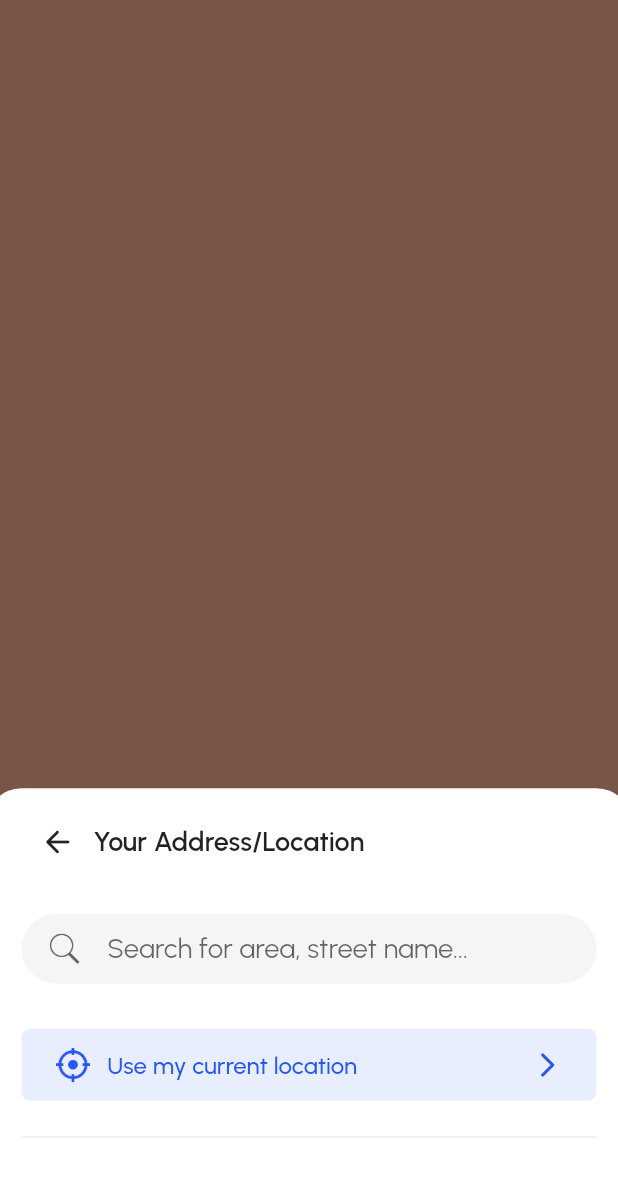
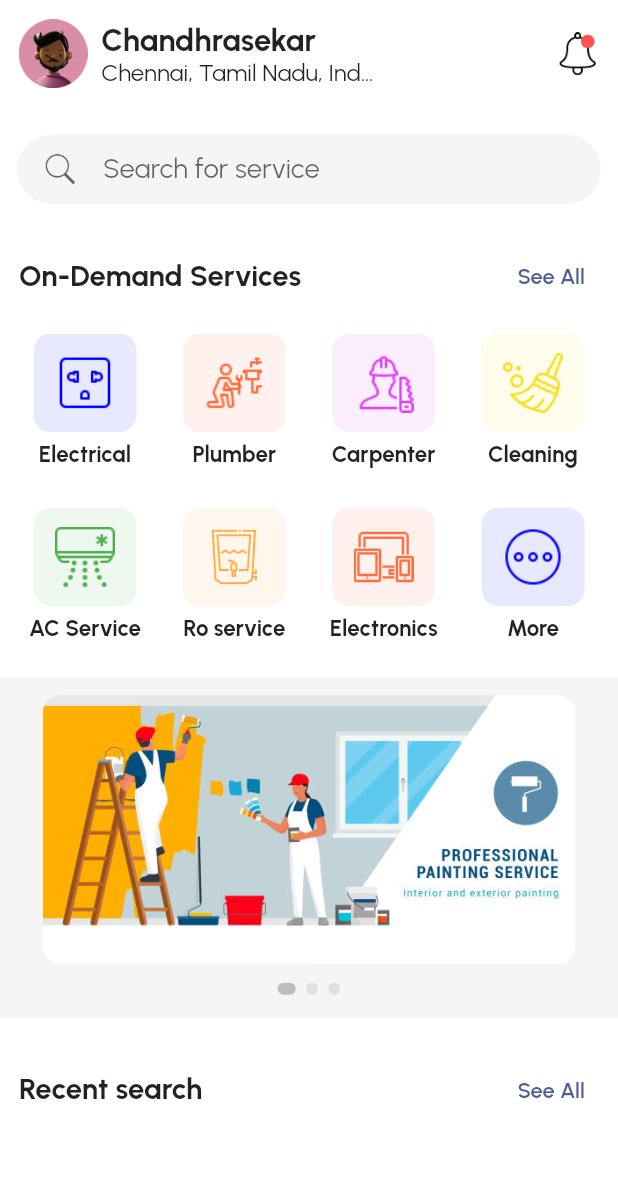
Before and after one commit to Sundhar22/UserApp, a Flutter app: the screen it shows after launch, on a phone screen of 412 x 824 dp. Shown: the top 1177 px of the screen. Run offline on Flutter 3.47's test engine with Material 2 defaults, Android fonts, the phone set to English and light mode, and no system bars; drawn by our look-alikes of carousel_slider, dots_indicator; our stand-ins replace flutter_screenutil.

Commit message:
home ui part 1

```diff
--- /dev/null
+++ b/lib/features/home/home.dart
@@ -0,0 +1,108 @@
+import 'package:carousel_slider/carousel_slider.dart';
+import 'package:dots_indicator/dots_indicator.dart';
+import 'package:flutter/material.dart';
+import 'package:flutter_screenutil/flutter_screenutil.dart';
+import 'package:user_app/features/userLocation/user_choice/widgets/user_choice_widgets.dart';
+
+import 'widgets/home_widgets.dart';
+import 'widgets/more_service.dart';
+
+class HomePage extends StatefulWidget {
+  const HomePage({super.key});
+
+  @override
+  State<HomePage> createState() => _HomePageState();
+}
+
+class _HomePageState extends State<HomePage> {
+  @override
+  Widget build(BuildContext context) {
+    List<Widget> services = [
+      serviceCard(
+        img: "plug-socket-50.png",
+        title: "Electrical ",
+        onTap: () {},
+        color: const Color.fromARGB(255, 0, 0, 255),
+      ),
+      serviceCard(
+        img: "plumber-50.png",
+        title: "Plumber",
+        onTap: () {},
+        color: Colors.deepOrangeAccent,
+      ),
+      serviceCard(
+        img: "carpenter-50.png",
+        title: "Carpenter",
+        color: Colors.purpleAccent,
+        onTap: () {},
+      ),
+      serviceCard(
+        img: "broom-50.png",
+        title: "Cleaning",
+        onTap: () {},
+        color: const Color.fromARGB(255, 245, 223, 24),
+      ),
+      serviceCard(
+        img: "air-conditioner-50.png",
+        title: "AC Service",
+        color: Colors.green,
+        onTap: () {},
+      ),
+      serviceCard(
+        img: "water.png",
+        title: "Ro service",
+        color: Colors.orangeAccent,
+        onTap: () {},
+      ),
+      serviceCard(
+        img: "electronics-50.png",
+        title: "Electronics",
+        color: Colors.deepOrangeAccent,
+        onTap: () {},
+      ),
+      serviceCard(
+        img: "more-50.png",
+        title: "More",
+        color: const Color.fromARGB(255, 0, 0, 255),
+        onTap: () => Navigator.push(
+            context, MaterialPageRoute(builder: (context) => MoreService())),
+      ),
+    ];
+    return Scaffold(
+        backgroundColor: Colors.white,
+        body: SafeArea(
+          child: Column(
+            crossAxisAlignment: CrossAxisAlignment.start,
+            children: [
+              Padding(
+                padding:
+                    EdgeInsets.symmetric(horizontal: 11.0.w, vertical: 10.h),
+                child: homeAppBar(),
+              ),
+              Padding(
+                padding: EdgeInsets.only(
+                    top: 15.h, bottom: 10.h, left: 10.w, right: 10.w),
+                child: searchBar("Search for service", (val) {}, () {}),
+              ),
+              Padding(
+                padding:
+                    EdgeInsets.symmetric(horizontal: 11.0.w, vertical: 10.h),
+                child: headline("On-Demand Services", () {}),
+              ),
+              Padding(
+                padding:
+                    EdgeInsets.symmetric(horizontal: 11.0.w, vertical: 2.h),
+                child: serviceCardWidget(services, 180.h),
+              ),
+              // offer banner
+              offerBannerCarousel(),
+              Padding(
+                padding:
+                    EdgeInsets.symmetric(horizontal: 11.0.w, vertical: 10.h),
+                child: headline("Recent search", () {}),
+              ),
+            ],
+          ),
+        ));
+  }
+}
--- /dev/null
+++ b/lib/features/home/widgets/home_widgets.dart
@@ -0,0 +1,200 @@
+import 'package:carousel_slider/carousel_options.dart';
+import 'package:carousel_slider/carousel_slider.dart';
+import 'package:dots_indicator/dots_indicator.dart';
+import 'package:flutter/material.dart';
+import 'package:flutter_screenutil/flutter_screenutil.dart';
+
+Row homeAppBar() {
+  return Row(
+    mainAxisAlignment: MainAxisAlignment.spaceBetween,
+    crossAxisAlignment: CrossAxisAlignment.center,
+    children: [
+      SizedBox(
+        width: 208.w,
+        child: Row(
+          mainAxisAlignment: MainAxisAlignment.spaceBetween,
+          children: [
+            Container(
+              height: 40.h,
+              width: 40.w,
+              decoration: const BoxDecoration(
+                shape: BoxShape.circle,
+              ),
+              child: Image.asset("assets/img/user.png"),
+            ),
+            Column(
+              crossAxisAlignment: CrossAxisAlignment.start,
+              children: [
+                Text(
+                  "Chandhrasekar",
+                  style: TextStyle(
+                    fontWeight: FontWeight.w700,
+                    fontSize: 18.sp,
+                  ),
+                ),
+                SizedBox(
+                  width: 160.w,
+                  child: Text(
+                    "Chennai, Tamil Nadu, India,",
+                    overflow: TextOverflow.ellipsis,
+                    style: TextStyle(
+                      fontWeight: FontWeight.w400,
+                      fontSize: 14.sp,
+                    ),
+                  ),
+                )
+              ],
+            )
+          ],
+        ),
+      ),
+      GestureDetector(
+        onTap: () {},
+        child: Stack(
+          children: [
+            Image.asset(
+              'assets/icons/notification-50.png',
+              height: 25.h,
+              width: 25.w,
+            ),
+            Positioned(
+              top: 2,
+              right: 3,
+              child: Container(
+                height: 8.h,
+                width: 8.w,
+                decoration: const BoxDecoration(
+                  color: Colors.redAccent,
+                  shape: BoxShape.circle,
+                ),
+              ),
+            )
+          ],
+        ),
+      )
+    ],
+  );
+}
+
+Container offerCard(
+  String img,
+) {
+  return Container(
+    margin: EdgeInsets.symmetric(horizontal: 15.w),
+    height: 150.h,
+    width: double.infinity,
+    decoration: BoxDecoration(
+      borderRadius: BorderRadius.all(
+        Radius.circular(10.r),
+      ),
+      image: DecorationImage(
+        image: AssetImage("assets/img/$img"),
+        fit: BoxFit.cover,
+      ),
+    ),
+  );
+}
+
+serviceCardWidget(List<Widget> serviceList, double height) {
+  return SizedBox(
+    height: height,
+    child: GridView.count(
+      crossAxisCount: 4,
+      crossAxisSpacing: 10.w,
+      mainAxisSpacing: 5.h,
+      childAspectRatio: height == 350.h ? .75 : .8,
+      children: serviceList,
+    ),
+  );
+}
+
+serviceCard(
+    {required String img,
+    required String title,
+    required Function() onTap,
+    required Color color}) {
+  return GestureDetector(
+    onTap: onTap,
+    child: Column(
+      children: [
+        Container(
+          height: 55.h,
+          width: 60.w,
+          decoration: BoxDecoration(
+            color: color.withOpacity(.09),
+            borderRadius: BorderRadius.circular(10.r),
+          ),
+          child: Center(
+            child: Image.asset(
+              "assets/icons/$img",
+              height: 35.h,
+              width: 35.w,
+              fit: BoxFit.contain,
+              color: color,
+            ),
+          ),
+        ),
+        SizedBox(height: 5.h),
+        SizedBox(
+          width: 70.w,
+          child: Text(
+            title,
+            textAlign: TextAlign.center,
+            style: TextStyle(
+              fontSize: 13.sp,
+              fontWeight: FontWeight.w700,
+            ),
+          ),
+        ),
+      ],
+    ),
+  );
+}
+
+Container offerBannerCarousel() {
+  return Container(
+    height: 190.h,
+    margin: EdgeInsets.symmetric(vertical: 10.h),
+    padding: EdgeInsets.symmetric(horizontal: 10.w, vertical: 10.h),
+    decoration: BoxDecoration(color: Colors.grey.withOpacity(.1)),
+
+    //  carousel poster
+    child: Column(
+      mainAxisAlignment: MainAxisAlignment.spaceBetween,
+      children: [
+        CarouselSlider(
+          options: CarouselOptions(
+            height: 150.h,
+            viewportFraction: 1,
+            autoPlay: true,
+            autoPlayInterval: const Duration(seconds: 3),
+            autoPlayAnimationDuration: const Duration(milliseconds: 800),
+            autoPlayCurve: Curves.fastOutSlowIn,
+            pauseAutoPlayOnTouch: true,
+            aspectRatio: 2.0,
+            onPageChanged: (index, reason) {},
+          ),
+          items: [
+            offerCard("painting_offer.jpg"),
+            offerCard("cleaning.jpg"),
+            offerCard("cleaning.jpg"),
+          ],
+        ),
+        DotsIndicator(
+          dotsCount: 3,
+          position: 0,
+          decorator: DotsDecorator(
+            spacing: EdgeInsets.all(3.0.w),
+            color: Colors.grey.shade300,
+            activeColor: Colors.grey.shade400,
+            size: const Size.square(8.0),
+            activeSize: const Size(12.0, 8.0),
+            activeShape: RoundedRectangleBorder(
+              borderRadius: BorderRadius.circular(5.0),
+            ),
+          ),
+        )
+      ],
+    ),
+  );
+}
--- a/lib/interface/userLocation/user_choice/widgets/user_choice_widgets.dart
+++ b/lib/features/userLocation/user_choice/widgets/user_choice_widgets.dart
@@ -16,8 +16,40 @@ Container innerContainerWidget() {
     ),
     child: Column(
       mainAxisAlignment: MainAxisAlignment.spaceBetween,
-      children: [searchBar(), currentLocation()],
+      children: [
+        searchBar("Search for area, street name...", (String val) {}, () {}),
+        currentLocation()
+      ],
     ),
+  );
+}
+
+Row headline(String headline, void Function() onTap) {
+  return Row(
+    mainAxisAlignment: MainAxisAlignment.spaceBetween,
+    children: [
+      Text(
+        headline,
+        style: TextStyle(
+          fontSize: 17.sp,
+          fontWeight: FontWeight.w700,
+        ),
+      ),
+      TextButton(
+        onPressed: onTap,
+        style: TextButton.styleFrom(
+          padding: EdgeInsets.zero,
+          splashFactory: NoSplash.splashFactory,
+        ),
+        child: const Text(
+          "See All",
+          style: TextStyle(
+            fontSize: 14.5,
+            fontWeight: FontWeight.w600,
+          ),
+        ),
+      ),
+    ],
   );
 }
 
@@ -73,10 +105,12 @@ GestureDetector currentLocation() {
   );
 }
 
-Widget searchBar() {
+Widget searchBar(String hintText, Function(String val) onChanged, void Function() onTap) {
   return SizedBox(
     height: 39.h,
     child: SearchBar(
+      onTap: onTap,
+      onChanged: onChanged,
       textStyle: MaterialStatePropertyAll(
         TextStyle(
           fontSize: 16.sp,
@@ -86,7 +120,7 @@ Widget searchBar() {
       ),
       elevation: const MaterialStatePropertyAll(0),
       backgroundColor: MaterialStatePropertyAll(Colors.grey.shade100),
-      hintText: "Search for area, street name...",
+      hintText: hintText,
       hintStyle: MaterialStatePropertyAll(
         TextStyle(
           fontSize: 16.sp,
--- a/lib/interface/userLocation/user_selected/user_location.dart
+++ b/lib/features/userLocation/user_selected/user_location.dart
@@ -2,7 +2,8 @@ import 'package:flutter/material.dart';
 import 'package:flutter_screenutil/flutter_screenutil.dart';
 import 'package:user_app/constant/colors/app_color.dart';
 
-import 'package:user_app/interface/userLocation/user_selected/widget/location_widgets.dart';
+import 'widget/location_widgets.dart';
+
 
 class UserLocation extends StatelessWidget {
   const UserLocation({super.key});
--- a/lib/interface/userLocation/user_selected/widget/location_widgets.dart
+++ b/lib/features/userLocation/user_selected/widget/location_widgets.dart
@@ -78,7 +78,6 @@ Container dragIndicator() {
   );
 }
 
-
 AppBar userLocationAppBar(BuildContext context) {
   return AppBar(
     backgroundColor: Colors.white,
--- a/lib/main.dart
+++ b/lib/main.dart
@@ -1,10 +1,11 @@
 import 'package:flutter/material.dart';
 import 'package:flutter_screenutil/flutter_screenutil.dart';
 import 'package:user_app/constant/colors/app_color.dart';
-import 'package:user_app/interface/userLocation/user_choice/user_choice.dart';
+import 'package:user_app/features/home/home.dart';
 
-import 'interface/onboarding/onboarding_page.dart';
-import 'interface/userLocation/user_selected/user_location.dart';
+import 'features/onboarding/onboarding_page.dart';
+import 'features/userLocation/user_choice/user_choice.dart';
+import 'features/userLocation/user_selected/user_location.dart';
 
 void main() {
   runApp(const MyApp());
@@ -23,11 +24,13 @@ class MyApp extends StatelessWidget {
           colorScheme: ColorScheme.fromSeed(seedColor: AppColor.primaryColor),
           fontFamily: 'Urbanist',
         ),
-        initialRoute: 'user-location-choice',
+        initialRoute: 'home',
+
         routes: {
           '/onboarding': (context) => const OnBoardingPage(),
           'user-location': (context) => const UserLocation(),
           'user-location-choice': (context) => const UserLocationChoice(),
+          'home': (context) => const HomePage(),
         },
       ),
     );
--- a/pubspec.yaml
+++ b/pubspec.yaml
@@ -28,6 +28,7 @@ environment:
 # the latest version available on pub.dev. To see which dependencies have newer
 # versions available, run `flutter pub outdated`.
 dependencies:
+  carousel_slider: ^4.2.1
   cupertino_icons: ^1.0.2
   dots_indicator: ^3.0.0
   flutter:
```
Also changed, not shown: lib/features/home/widgets/more_service.dart (added, +109 -0 lines), assets/img/cleaning.jpg (added), assets/img/painting_offer.jpg (added), assets/img/user.png (added), lib/features/onboarding/onboarding_page.dart (renamed from lib/interface/onboarding/onboarding_page.dart), lib/features/onboarding/widgets/onboard_widget.dart (renamed from lib/interface/onboarding/widgets/onboard_widget.dart), lib/features/userLocation/user_choice/user_choice.dart (renamed from lib/interface/userLocation/user_choice/user_choice.dart), lib/interface/home/home.dart (deleted), pubspec.lock.
